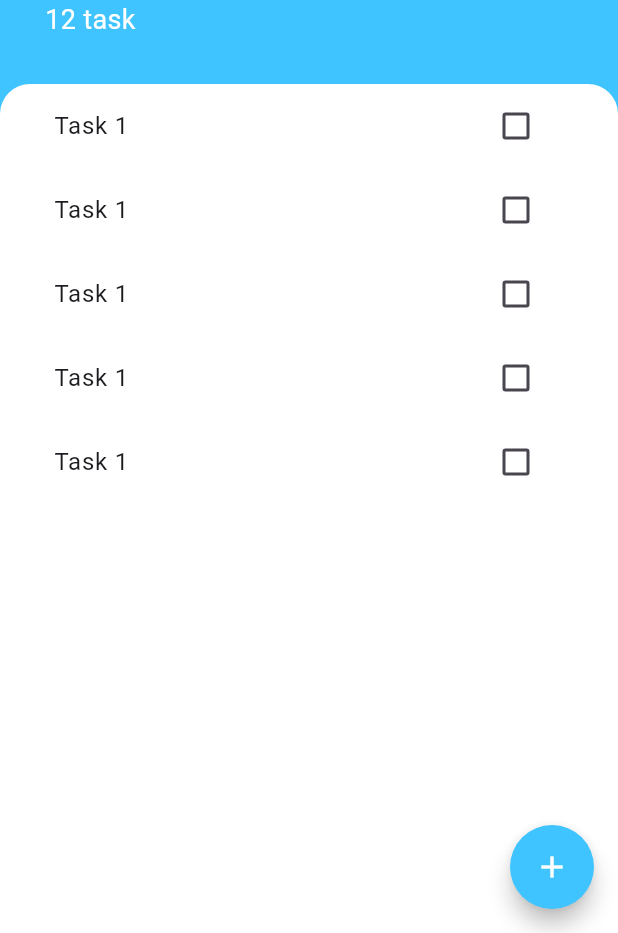
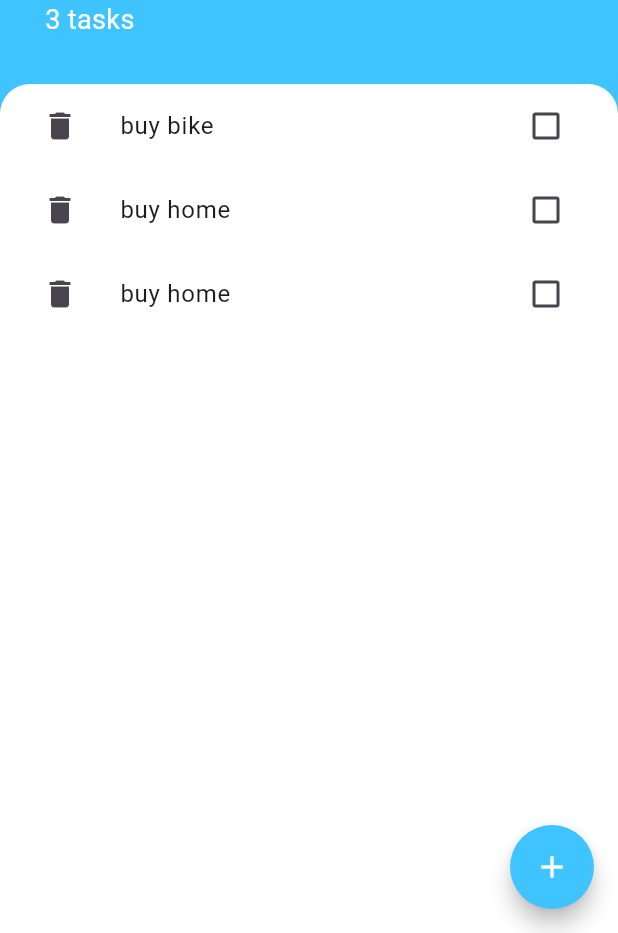
Before and after one commit to Amit09-sde/Todoey, a Flutter app: the screen it shows after launch, on a phone screen of 412 x 824 dp, the part 303-1236 px from its top. Run offline on Flutter 3.47's test engine with Material 3 defaults, Android fonts, the phone set to English and light mode, and no system bars; missing offline and left inert: dart:ffi.

Commit message:
created todo with add , check off , provider

```diff
--- a/lib/main.dart
+++ b/lib/main.dart
@@ -1,4 +1,6 @@
 import 'package:flutter/material.dart';
+import 'package:provider/provider.dart';
+import 'package:todoey_flutter/models/task_data.dart';
 import 'package:todoey_flutter/screens/task_screan.dart';
 
 void main() {
@@ -10,8 +12,13 @@ class MainApp extends StatelessWidget {
 
   @override
   Widget build(BuildContext context) {
-    return const MaterialApp(
-      home: TasksScreen(),
+    return  ChangeNotifierProvider<TaskData>(
+      create: (context) {
+        return TaskData();
+      },
+      child: MaterialApp(
+        home: TasksScreen(),
+      ),
     );
   }
 }
--- /dev/null
+++ b/lib/models/task.dart
@@ -0,0 +1,9 @@
+class Task{
+  bool isDone;
+  String name;
+  Task({this.isDone=false, required this.name});
+
+  void changeState(){
+    isDone = !isDone;
+  }
+}
--- /dev/null
+++ b/lib/models/task_data.dart
@@ -0,0 +1,25 @@
+
+import 'package:flutter/material.dart';
+import 'package:todoey_flutter/models/task.dart';
+
+class TaskData extends ChangeNotifier{
+  List<Task> task_list = [
+    Task(name: 'buy bike'),
+    Task(name: 'buy home'),
+    Task(name: 'buy home')
+  ];
+
+  void addTask(Task){
+    task_list.add(Task);
+    notifyListeners();
+  }
+
+  void removeTask(task){
+    task_list.remove(task);
+    notifyListeners();
+  }
+
+  int get getCount{
+    return task_list.length;
+  }
+}
--- a/lib/screens/task_screan.dart
+++ b/lib/screens/task_screan.dart
@@ -1,12 +1,25 @@
 import 'package:flutter/cupertino.dart';
 import 'package:flutter/material.dart';
 import 'package:flutter/widgets.dart';
+import 'package:provider/provider.dart';
+import 'package:todoey_flutter/models/task.dart';
+import 'package:todoey_flutter/models/task_data.dart';
 import 'package:todoey_flutter/screens/add_task_screen.dart';
 import 'package:todoey_flutter/widgets/task_list.dart';
 
-class TasksScreen extends StatelessWidget {
+class TasksScreen extends StatefulWidget {
   const TasksScreen({super.key});
 
+  @override
+  State<TasksScreen> createState() => _TasksScreenState();
+}
+
+class _TasksScreenState extends State<TasksScreen> {
+  // List<Task> task_list = [
+  //   Task(name: 'buy bike'),
+  //   Task(name: 'buy home'),
+  //   Task(name: 'buy home')
+  // ];
 
   @override
   Widget build(BuildContext context) {
@@ -14,12 +27,19 @@ class TasksScreen extends StatelessWidget {
         backgroundColor: Colors.lightBlueAccent,
         floatingActionButton: FloatingActionButton(
           onPressed: () {
-            showModalBottomSheet(context: context, builder: (context)=> SingleChildScrollView(
-              child: Container(
+            showModalBottomSheet(
+                context: context,
+                builder: (context) => SafeArea(
+                  child: SingleChildScrollView(
+                        child: Container(
+                            padding: EdgeInsets.only(
+                                bottom: MediaQuery.of(context).viewInsets.bottom),
+                            child: AddTaskScreen(
 
-                padding: EdgeInsets.only(bottom: MediaQuery.of(context).viewInsets.bottom),
-                child: AddTaskScreen()),
-            ), isScrollControlled: true);
+                            )),
+                      ),
+                ),
+                isScrollControlled: true);
           },
           backgroundColor: Colors.lightBlueAccent,
           child: Icon(
@@ -54,24 +74,23 @@ class TasksScreen extends StatelessWidget {
                   ),
                 ),
                 Text(
-                  '12 task',
+                  "${Provider.of<TaskData>(context).getCount} tasks",
                   style: TextStyle(fontSize: 18, color: Colors.white),
                 ),
               ],
             ),
           ),
           Expanded(
-            child: Container(
-              width: double.maxFinite,
+            child:
+          Container(
+              // width: double.maxFinite,
               decoration: BoxDecoration(
                 borderRadius: BorderRadius.only(
                     topLeft: Radius.circular(20),
                     topRight: Radius.circular(20)),
                 color: Colors.white,
               ),
-              child: TaskList(),
-            ),
-          )
+              child: TaskList()),)
         ]));
   }
 }
--- a/lib/widgets/task_list.dart
+++ b/lib/widgets/task_list.dart
@@ -1,21 +1,37 @@
 
 import 'package:flutter/material.dart';
+import 'package:provider/provider.dart';
+import 'package:todoey_flutter/models/task.dart';
+import 'package:todoey_flutter/models/task_data.dart';
 import 'package:todoey_flutter/widgets/task_tile.dart';
 
-class TaskList extends StatelessWidget {
+class TaskList extends StatefulWidget {
+
+
+  @override
+  State<TaskList> createState() => _TaskListState();
+}
+
+class _TaskListState extends State<TaskList> {
 
   @override
   Widget build(BuildContext context) {
-    return ListView(
-      padding: EdgeInsets.symmetric(horizontal: 20),
-      children: [
-        TaskTile(),
-        TaskTile(),
-        TaskTile(),
-        TaskTile(),
-        TaskTile(),
 
-      ],
+  dynamic task_list = Provider.of<TaskData>(context).task_list;
+
+    return Consumer<TaskData>(
+      builder: (context, value, child) {
+      return ListView.builder(
+        itemBuilder: (BuildContext context, index) {
+          return TaskTile(
+              name: task_list[index].name, isChecked: task_list[index].isDone, togglecheck: (v){
+               setState(() {
+                  value.task_list[index].changeState();
+               });
+              },);
+        },
+        itemCount: value.getCount,
+         );}
     );
   }
 }
--- a/lib/widgets/task_tile.dart
+++ b/lib/widgets/task_tile.dart
@@ -1,40 +1,29 @@
 import 'package:flutter/material.dart';
+import 'package:provider/provider.dart';
+import 'package:todoey_flutter/models/task.dart';
+import 'package:todoey_flutter/models/task_data.dart';
 
-class TaskTile extends StatefulWidget {
-  @override
-  State<TaskTile> createState() => _TaskTileState();
-}
+class TaskTile extends StatelessWidget {
 
-class _TaskTileState extends State<TaskTile> {
-  bool isChecked = false;
+  final String name;
+  final bool isChecked;
+  final Function(bool?)  togglecheck;
 
+  TaskTile({ required this.name, required this.isChecked, required this.togglecheck});
 
   @override
   Widget build(BuildContext context) {
     return ListTile(
-      title: Text('Task 1', style: TextStyle(decoration: isChecked? TextDecoration.lineThrough : null),),
-      trailing: TaskCheckbox(isChecked, (bool? checkboxState){
-    setState(() {
-      isChecked = checkboxState!;
-    });
-  }),
+      leading: IconButton(icon: Icon(Icons.delete), onPressed:() {
+        print(name);
+        print('je');
+        Provider.of<TaskData>(context, listen: false).removeTask(Task(name: name));
+      },),
+      title: Text(name, style: TextStyle(decoration: isChecked? TextDecoration.lineThrough : null),),
+      trailing: Checkbox(
+      activeColor: Colors.lightBlueAccent,
+      value: isChecked,
+      onChanged:  togglecheck),
     );
   }
 }
-
-class TaskCheckbox extends StatelessWidget {
-
-  final isChecked ;
-  final changeCheckbox;
-  TaskCheckbox(this.isChecked, this.changeCheckbox);
-
-
-  @override
-  Widget build(BuildContext context) {
-    return Checkbox(
-      activeColor: Colors.lightBlueAccent,
-      value: isChecked,
-      onChanged: changeCheckbox
-    );
-  }
-}
--- a/pubspec.yaml
+++ b/pubspec.yaml
@@ -10,6 +10,8 @@ dependencies:
   flutter:
     sdk: flutter
 
+  provider:
+
 dev_dependencies:
   flutter_test:
     sdk: flutter
```
Also changed, not shown: lib/screens/add_task_screen.dart (+16 -2 lines), lib/screens/provider_sample.dart (added, +88 -0 lines), pubspec.lock.
